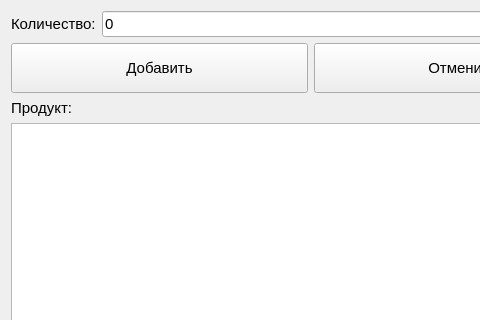
This is View/FormOrderPosition.ui in Neomer/Cassa as Qt 5 draws it before an edit; both pictures show x 0 to 480 and y 0 to 320 of the 622 by 516 pixel window. The edited form follows.
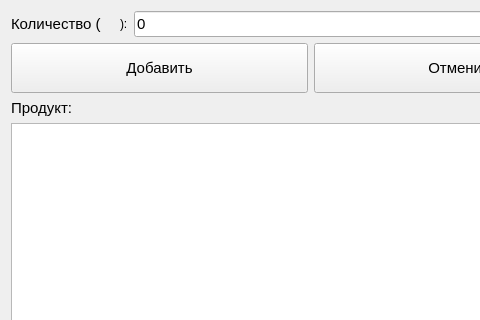
This is the edited form.

The edit to the form file:
```diff
--- a/View/FormOrderPosition.ui
+++ b/View/FormOrderPosition.ui
@@ -28,7 +28,21 @@
             </font>
            </property>
            <property name="text">
-            <string>Количество:</string>
+            <string>&lt;html&gt;&lt;head/&gt;&lt;body&gt;&lt;p&gt;Количество (&lt;/p&gt;&lt;/body&gt;&lt;/html&gt;</string>
+           </property>
+          </widget>
+         </item>
+         <item>
+          <widget class="QLabel" name="lblUnit">
+           <property name="text">
+            <string/>
+           </property>
+          </widget>
+         </item>
+         <item>
+          <widget class="QLabel" name="label_3">
+           <property name="text">
+            <string>):</string>
            </property>
           </widget>
          </item>
```
Left out of the diff: 2 changed lines with no effect on the pictures.
